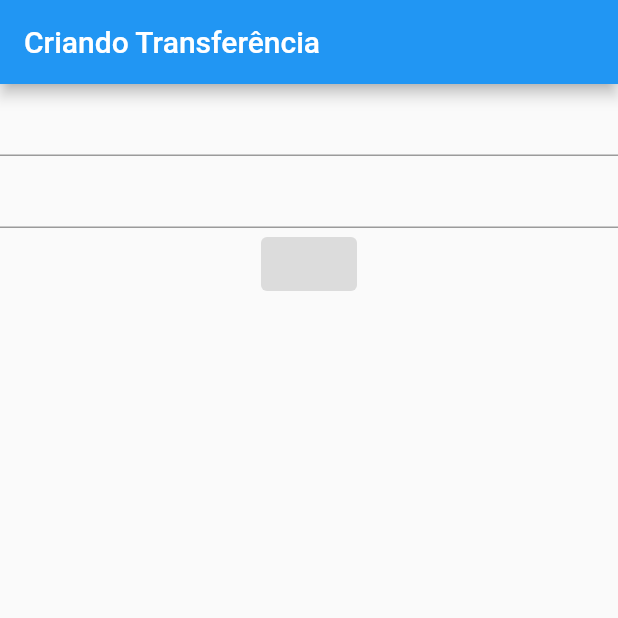
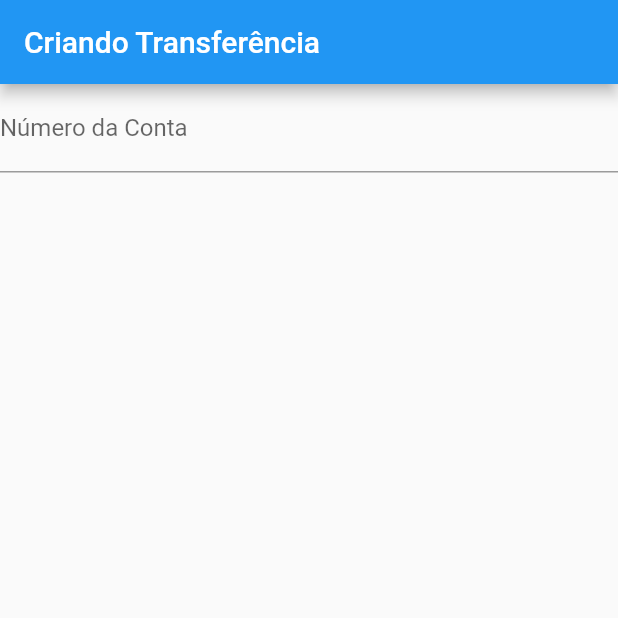
Before and after one commit to luxrayss/Bytebank, a Flutter app: the screen it shows after launch, on a phone screen of 412 x 824 dp, the top half of it. Run offline on Flutter 3.47's test engine with Material 2 defaults, Android fonts, the phone set to English and light mode, and no system bars.

Commit message:
att no curso

```diff
--- a/lib/main.dart
+++ b/lib/main.dart
@@ -25,15 +25,21 @@ class FormularioTransferencia extends StatelessWidget {
         appBar: AppBar(title: Text('Criando Transferência'),),
         body: Column(
           children: [
-            TextField(),
-            TextField(),
-            ElevatedButton(onPressed: onPressed)
+            TextField(
+              style: TextStyle(
+                fontSize: 16.0
+              ),
+              decoration: InputDecoration(
+                labelText: 'Número da Conta',
+                hintText: '0000',
+              ),
+            ),
           ],
         ));
   }
 }
 
-class ListaTransferencias extends StatelessWidget{
+class ListaTransferencias extends StatelessWidget {
   @override
   Widget build(BuildContext context) {
     //Card ficará dentro de uma coluna para poder haver vários cards
@@ -51,7 +57,7 @@ class ListaTransferencias extends StatelessWidget{
         ],
       ),
       floatingActionButton: FloatingActionButton(
-        onPressed: () {  },
+        onPressed: () {},
         //icone do botão
         child: Icon(Icons.add),
       ),
@@ -59,7 +65,7 @@ class ListaTransferencias extends StatelessWidget{
   }
 }
 
-class ItemTransferencia extends StatelessWidget{
+class ItemTransferencia extends StatelessWidget {
 
   final Transferencia _transferencia;
 
```
